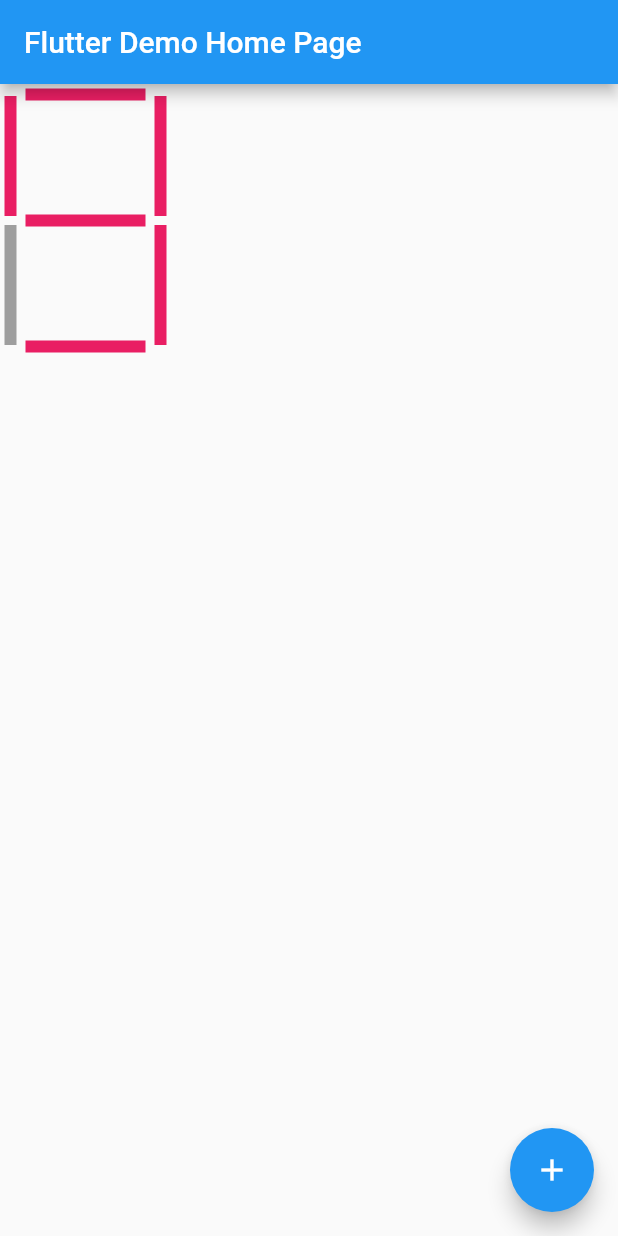
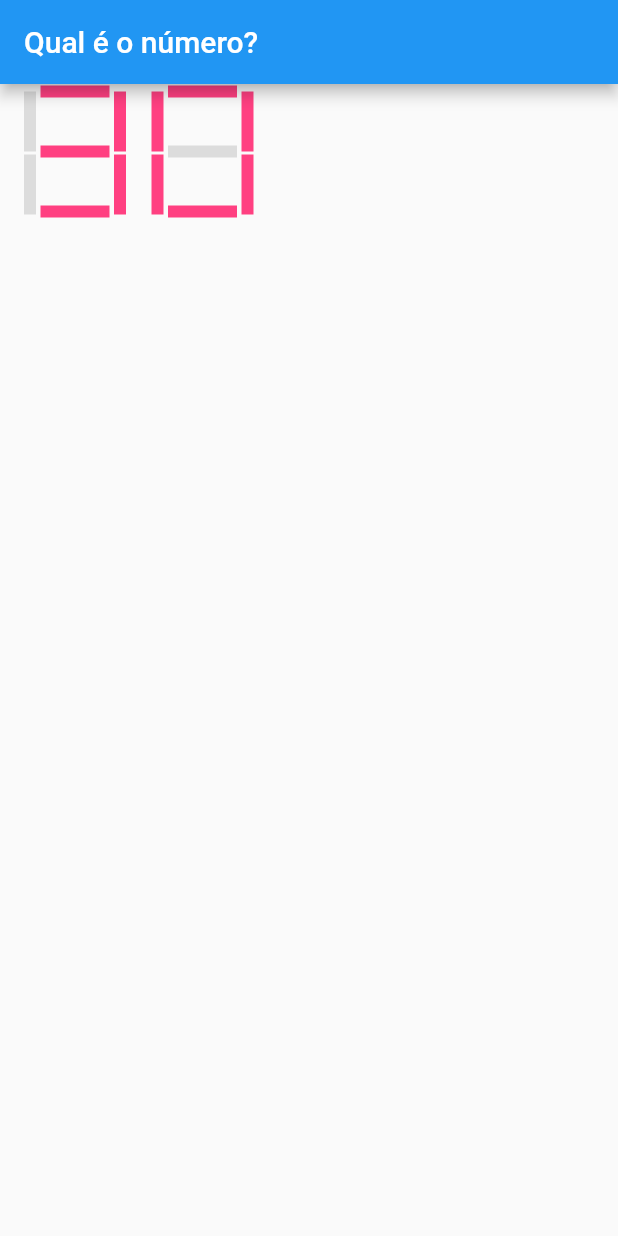
Before and after one commit to guilhermemarx14/qual_o_numero, a Flutter app: the screen it shows after launch, on a phone screen of 412 x 824 dp. Run offline on Flutter 3.47's test engine with Material 2 defaults, Android fonts, the phone set to English and light mode, and no system bars.

Commit message:
display triplo

```diff
--- a/qual_o_numero/lib/main.dart
+++ b/qual_o_numero/lib/main.dart
@@ -1,5 +1,7 @@
 import 'package:flutter/material.dart';
+import 'package:qual_o_numero/resposta_json.dart';
 import 'package:qual_o_numero/widget/display.dart';
+import 'package:qual_o_numero/widget/display_triplo.dart';
 
 void main() {
   runApp(MyApp());
@@ -13,7 +15,7 @@ class MyApp extends StatelessWidget {
       theme: ThemeData(
         primarySwatch: Colors.blue,
       ),
-      home: MyHomePage(title: 'Flutter Demo Home Page'),
+      home: MyHomePage(title: 'Qual é o número?'),
     );
   }
 }
@@ -43,12 +45,7 @@ class _MyHomePageState extends State<MyHomePage> {
         title: Text(widget.title),
       ),
       body: Center(
-        child: Display(num: 9),
-      ),
-      floatingActionButton: FloatingActionButton(
-        onPressed: _incrementCounter,
-        tooltip: 'Increment',
-        child: Icon(Icons.add),
+        child: DisplayTriplo(numero: 30),
       ),
     );
   }
--- /dev/null
+++ b/qual_o_numero/lib/resposta_json.dart
@@ -0,0 +1,22 @@
+import 'dart:convert';
+import 'package:http/http.dart' as http;
+
+class Resposta {
+  int? value;
+
+  Resposta({this.value});
+
+  factory Resposta.fromJson(Map<String, dynamic> json) {
+    return Resposta(value: json['value'] as int);
+  }
+
+  Future<Resposta> getValue() async {
+    var response = await http.get(Uri.parse(
+        'https://us-central1-ss-devops.cloudfunctions.net/rand?min=1&max=300'));
+
+    if (response.statusCode == 200) {
+      return Resposta.fromJson(jsonDecode(response.body));
+    }
+    return Resposta(value: response.statusCode);
+  }
+}
--- a/qual_o_numero/lib/widget/display.dart
+++ b/qual_o_numero/lib/widget/display.dart
@@ -17,8 +17,8 @@ class Display extends StatelessWidget {
   // 9 -> 1, 2, 3, 4, 6, 7
   @override
   Widget build(BuildContext context) {
-    Color apagada = Colors.grey;
-    Color acesa = Colors.pink;
+    Color apagada = Colors.black12;
+    Color acesa = Colors.pinkAccent;
     var display1 = [0, 1, 3, 4, 5, 6, 7, 8, 9];
     var display2 = [0, 1, 2, 3, 4, 7, 8, 9];
     var display3 = [0, 2, 3, 5, 6, 7, 8, 9];
@@ -31,7 +31,7 @@ class Display extends StatelessWidget {
       children: [
         Column(
           children: [
-            SizedBox(height: 5),
+            SizedBox(height: 4),
             SegmentoVertical(
                 color: display4.contains(num) ? acesa : apagada), // 4
             SegmentoVertical(
@@ -42,17 +42,17 @@ class Display extends StatelessWidget {
           children: [
             SegmentoHorizontal(
                 color: display3.contains(num) ? acesa : apagada), // 3
-            SizedBox(height: 70, width: 50),
+            SizedBox(height: 30, width: 50),
             SegmentoHorizontal(
                 color: display7.contains(num) ? acesa : apagada), // 7
-            SizedBox(height: 70, width: 50),
+            SizedBox(height: 30, width: 50),
             SegmentoHorizontal(
                 color: display6.contains(num) ? acesa : apagada), // 6
           ],
         ),
         Column(
           children: [
-            SizedBox(height: 5),
+            SizedBox(height: 4),
             SegmentoVertical(
                 color: display2.contains(num) ? acesa : apagada), // 2
             SegmentoVertical(
@@ -73,11 +73,11 @@ class SegmentoHorizontal extends StatelessWidget {
   @override
   Widget build(BuildContext context) {
     return Padding(
-      padding: const EdgeInsets.all(3.0),
+      padding: const EdgeInsets.all(1.0),
       child: Container(
         color: color,
         height: 8,
-        width: 80,
+        width: 46,
       ),
     );
   }
@@ -89,10 +89,10 @@ class SegmentoVertical extends StatelessWidget {
   @override
   Widget build(BuildContext context) {
     return Padding(
-      padding: const EdgeInsets.all(3.0),
+      padding: const EdgeInsets.all(1.0),
       child: Container(
         color: color,
-        height: 80,
+        height: 40,
         width: 8,
       ),
     );
--- /dev/null
+++ b/qual_o_numero/lib/widget/display_triplo.dart
@@ -0,0 +1,41 @@
+import 'package:flutter/material.dart';
+import 'package:qual_o_numero/widget/display.dart';
+
+class DisplayTriplo extends StatelessWidget {
+  DisplayTriplo({
+    required this.numero,
+  });
+  int numero;
+  @override
+  Widget build(BuildContext context) {
+    int numDisplay1, numDisplay2, numDisplay3;
+    int centena = (numero / 100).round();
+    if (centena == 0)
+      numDisplay1 = -1;
+    else
+      numDisplay1 = (numero / 100).round();
+    numero = numero % 100;
+    int dezena = (numero / 10).round();
+    if (dezena == 0 && centena == 0)
+      numDisplay2 = -1;
+    else
+      numDisplay2 = (numero / 10).round();
+
+    numero = numero % 10;
+    numDisplay3 = numero;
+
+    return Row(
+      children: [
+        numDisplay1 == -1 ? SizedBox() : Display(num: numDisplay1), //centena
+        SizedBox(
+          width: 15,
+        ),
+        numDisplay2 == -1 ? SizedBox() : Display(num: numDisplay2), //dezena
+        SizedBox(
+          width: 15,
+        ),
+        Display(num: numDisplay3), //unidade
+      ],
+    );
+  }
+}
--- a/qual_o_numero/pubspec.yaml
+++ b/qual_o_numero/pubspec.yaml
@@ -23,6 +23,7 @@ environment:
 dependencies:
   flutter:
     sdk: flutter
+  http: ^0.13.3
 
 
   # The following adds the Cupertino Icons font to your application.
```
Also changed, not shown: qual_o_numero/pubspec.lock.
